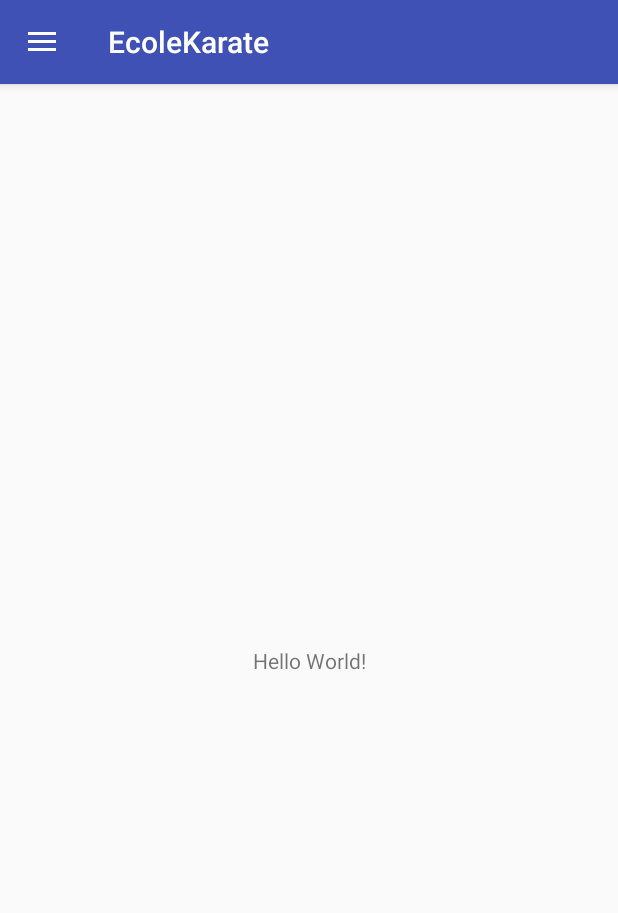
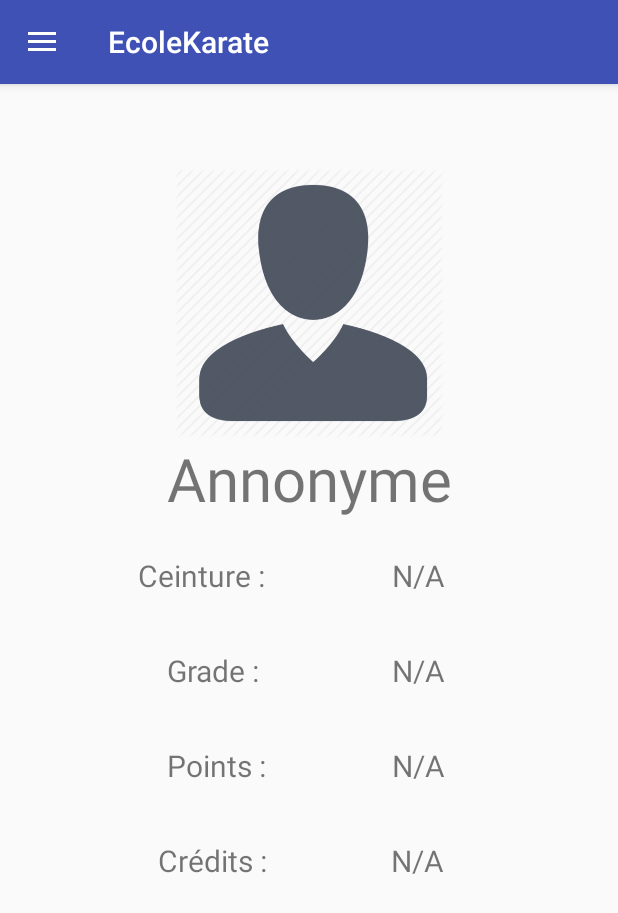
Before and after one commit to SamuelMenard/ProjetFinalJavaEEAndroid, an Android app: the screen it shows after launch (MainActivity), on a phone screen of 412 x 824 dp. Shown: the top 913 px of the screen. Run offline under Robolectric (Android 15) with nearby library versions, the phone set to English and light mode, and no system bars.

Commit message:
les fragments marchent et login a une bonne partie de faite

```diff
--- a/Android/app/src/main/AndroidManifest.xml
+++ b/Android/app/src/main/AndroidManifest.xml
@@ -19,6 +19,7 @@
                 <category android:name="android.intent.category.LAUNCHER" />
             </intent-filter>
         </activity>
+
     </application>
-
+    <!--<uses-permission android:name="android.permission.RECORD_AUDIO" /> -->
 </manifest>
--- /dev/null
+++ b/Android/app/src/main/java/cgodin/qc/ca/ecolekarate/FragmentCombat.java
@@ -0,0 +1,17 @@
+package cgodin.qc.ca.ecolekarate;
+
+import android.os.Bundle;
+import android.support.annotation.Nullable;
+import android.support.v4.app.Fragment;
+import android.view.LayoutInflater;
+import android.view.View;
+import android.view.ViewGroup;
+
+public class FragmentCombat extends Fragment {
+
+    @Nullable
+    @Override
+    public View onCreateView(LayoutInflater inflater, @Nullable ViewGroup container, @Nullable Bundle savedInstanceState) {
+        return inflater.inflate(R.layout.fragment_combat, container, false);
+    }
+}
--- /dev/null
+++ b/Android/app/src/main/java/cgodin/qc/ca/ecolekarate/FragmentLogin.java
@@ -0,0 +1,17 @@
+package cgodin.qc.ca.ecolekarate;
+
+import android.os.Bundle;
+import android.support.annotation.Nullable;
+import android.support.v4.app.Fragment;
+import android.view.LayoutInflater;
+import android.view.View;
+import android.view.ViewGroup;
+
+public class FragmentLogin extends Fragment {
+
+    @Nullable
+    @Override
+    public View onCreateView(LayoutInflater inflater, @Nullable ViewGroup container, @Nullable Bundle savedInstanceState) {
+        return inflater.inflate(R.layout.fragment_login, container, false);
+    }
+}
--- a/Android/app/src/main/java/cgodin/qc/ca/ecolekarate/MainActivity.java
+++ b/Android/app/src/main/java/cgodin/qc/ca/ecolekarate/MainActivity.java
@@ -15,7 +15,7 @@ import android.view.MenuItem;
 
 public class MainActivity extends AppCompatActivity
         implements NavigationView.OnNavigationItemSelectedListener {
-
+    DrawerLayout drawer;
     @Override
     protected void onCreate(Bundle savedInstanceState) {
         super.onCreate(savedInstanceState);
@@ -25,19 +25,24 @@ public class MainActivity extends AppCompatActivity
 
 
 
-        DrawerLayout drawer = (DrawerLayout) findViewById(R.id.drawer_layout);
+        drawer = (DrawerLayout) findViewById(R.id.drawer_layout);
+        NavigationView navigationView = (NavigationView) findViewById(R.id.nav_view);
+        navigationView.setNavigationItemSelectedListener(this);
+
         ActionBarDrawerToggle toggle = new ActionBarDrawerToggle(
                 this, drawer, toolbar, R.string.navigation_drawer_open, R.string.navigation_drawer_close);
         drawer.addDrawerListener(toggle);
         toggle.syncState();
-
-        NavigationView navigationView = (NavigationView) findViewById(R.id.nav_view);
-        navigationView.setNavigationItemSelectedListener(this);
+        //modif a partir d'ici vid 3 @ 9min15~
+        if(savedInstanceState == null) { // ce if est pour le rotate de l'app
+            getSupportFragmentManager().beginTransaction().replace(R.id.fragment_container, new FragmentLogin()).commit();
+            navigationView.setCheckedItem(R.id.nav_gestion_connexion);
+        }
     }
 
     @Override
     public void onBackPressed() {
-        DrawerLayout drawer = (DrawerLayout) findViewById(R.id.drawer_layout);
+        drawer = (DrawerLayout) findViewById(R.id.drawer_layout);
         if (drawer.isDrawerOpen(GravityCompat.START)) {
             drawer.closeDrawer(GravityCompat.START);
         } else {
@@ -71,16 +76,12 @@ public class MainActivity extends AppCompatActivity
         int id = item.getItemId();
 
         if (id == R.id.nav_gestion_connexion) {
-            // Handle the camera action
+            getSupportFragmentManager().beginTransaction().replace(R.id.fragment_container, new FragmentLogin()).commit();
         } else if (id == R.id.nav_historique) {
-
+            getSupportFragmentManager().beginTransaction().replace(R.id.fragment_container, new FragmentHistorique()).commit();
         } else if (id == R.id.nav_zone_combat) {
-
-        } else if (id == R.id.nav_visionner_combat) {
-
+            getSupportFragmentManager().beginTransaction().replace(R.id.fragment_container, new FragmentCombat()).commit();
         }
-
-        DrawerLayout drawer = (DrawerLayout) findViewById(R.id.drawer_layout);
         drawer.closeDrawer(GravityCompat.START);
         return true;
     }
--- a/Android/app/src/main/res/layout/activity_main.xml
+++ b/Android/app/src/main/res/layout/activity_main.xml
@@ -13,6 +13,7 @@
         android:layout_width="match_parent"
         android:layout_height="match_parent" />
 
+
     <android.support.design.widget.NavigationView
         android:id="@+id/nav_view"
         android:layout_width="wrap_content"
--- a/Android/app/src/main/res/layout/app_bar_main.xml
+++ b/Android/app/src/main/res/layout/app_bar_main.xml
@@ -18,6 +18,8 @@
             android:background="?attr/colorPrimary"
             app:popupTheme="@style/AppTheme.PopupOverlay" />
 
+
+
     </android.support.design.widget.AppBarLayout>
 
     <include layout="@layout/content_main" />
--- a/Android/app/src/main/res/layout/content_main.xml
+++ b/Android/app/src/main/res/layout/content_main.xml
@@ -8,13 +8,11 @@
     tools:context=".MainActivity"
     >
 
-    <TextView
-        android:layout_width="wrap_content"
-        android:layout_height="wrap_content"
-        android:text="Hello World!"
-        app:layout_constraintBottom_toBottomOf="parent"
-        app:layout_constraintLeft_toLeftOf="parent"
-        app:layout_constraintRight_toRightOf="parent"
-        app:layout_constraintTop_toTopOf="parent" />
+    <!-- test ajoiut video 2 @ 7min28 -->
+    <FrameLayout
+        android:id="@+id/fragment_container"
+        android:layout_width="match_parent"
+        android:layout_height="match_parent"></FrameLayout>
+    <!-- fin de l'ajout -->
 
 </android.support.constraint.ConstraintLayout>
--- /dev/null
+++ b/Android/app/src/main/res/layout/fragment_combat.xml
@@ -0,0 +1,14 @@
+<?xml version="1.0" encoding="utf-8"?>
+<android.support.constraint.ConstraintLayout
+    xmlns:android="http://schemas.android.com/apk/res/android" android:layout_width="match_parent"
+    android:layout_height="match_parent">
+
+    <TextView
+        android:layout_width="wrap_content"
+        android:layout_height="wrap_content"
+        android:text="Dans combat"
+        android:textSize="30sp"
+        android:layout_centerInParent="true"
+        />
+
+</android.support.constraint.ConstraintLayout>
--- a/Android/app/src/main/res/layout/fragment_login.xml
+++ b/Android/app/src/main/res/layout/fragment_login.xml
@@ -1,14 +1,130 @@
 <?xml version="1.0" encoding="utf-8"?>
-<android.support.constraint.ConstraintLayout
-    xmlns:android="http://schemas.android.com/apk/res/android" android:layout_width="match_parent"
+<android.support.constraint.ConstraintLayout xmlns:android="http://schemas.android.com/apk/res/android"
+    xmlns:app="http://schemas.android.com/apk/res-auto"
+    xmlns:tools="http://schemas.android.com/tools"
+    android:layout_width="match_parent"
     android:layout_height="match_parent">
 
+    <ImageView
+        android:id="@+id/imageLogin"
+        android:layout_width="180sp"
+        android:layout_height="180sp"
+        android:src="@drawable/nouser_avatar"
+        app:layout_constraintBottom_toBottomOf="parent"
+        app:layout_constraintEnd_toEndOf="parent"
+        app:layout_constraintStart_toStartOf="parent"
+        app:layout_constraintTop_toTopOf="parent"
+        app:layout_constraintVertical_bias="0.095" />
+
+
     <TextView
+        android:id="@+id/tbNomUtilisateur"
         android:layout_width="wrap_content"
         android:layout_height="wrap_content"
-        android:text="Dans login"
-        android:textSize="30sp"
-        android:layout_centerInParent="true"
-        />
+        android:text="@string/strTbNomUtilisateur"
+        android:textSize="40sp"
+        app:layout_constraintEnd_toEndOf="parent"
+        app:layout_constraintStart_toStartOf="parent"
+        app:layout_constraintTop_toBottomOf="@+id/imageLogin" />
+
+    <TextView
+        android:id="@+id/tbCeinture"
+        android:layout_width="wrap_content"
+        android:layout_height="wrap_content"
+        android:layout_marginTop="24dp"
+        android:text="Ceinture : "
+        android:textSize="20sp"
+        app:layout_constraintEnd_toEndOf="parent"
+        app:layout_constraintHorizontal_bias="0.285"
+        app:layout_constraintStart_toStartOf="parent"
+        app:layout_constraintTop_toBottomOf="@+id/tbNomUtilisateur" />
+
+    <TextView
+        android:id="@+id/tbGrade"
+        android:layout_width="wrap_content"
+        android:layout_height="wrap_content"
+        android:layout_marginTop="36dp"
+        android:text="Grade : "
+        android:textSize="20sp"
+        app:layout_constraintEnd_toEndOf="parent"
+        app:layout_constraintHorizontal_bias="0.323"
+        app:layout_constraintStart_toStartOf="parent"
+        app:layout_constraintTop_toBottomOf="@+id/tbCeinture" />
+
+    <TextView
+        android:id="@+id/tbPoints"
+        android:layout_width="wrap_content"
+        android:layout_height="wrap_content"
+        android:layout_marginTop="36dp"
+        android:text="Points : "
+        android:textSize="20sp"
+        app:layout_constraintEnd_toEndOf="parent"
+        app:layout_constraintHorizontal_bias="0.327"
+        app:layout_constraintStart_toStartOf="parent"
+        app:layout_constraintTop_toBottomOf="@+id/tbGrade" />
+
+    <TextView
+        android:id="@+id/tbCredits"
+        android:layout_width="wrap_content"
+        android:layout_height="wrap_content"
+        android:layout_marginTop="36dp"
+        android:text="Crédits : "
+        android:textSize="20sp"
+        app:layout_constraintEnd_toEndOf="parent"
+        app:layout_constraintHorizontal_bias="0.315"
+        app:layout_constraintStart_toStartOf="parent"
+        app:layout_constraintTop_toBottomOf="@+id/tbPoints" />
+
+    <TextView
+        android:id="@+id/tbInfoCeinture"
+        android:layout_width="wrap_content"
+        android:layout_height="wrap_content"
+        android:layout_marginStart="8dp"
+        android:layout_marginTop="24dp"
+        android:text="@string/strTbInfoCeinture"
+        android:textSize="20sp"
+        app:layout_constraintEnd_toEndOf="parent"
+        app:layout_constraintHorizontal_bias="0.385"
+        app:layout_constraintStart_toEndOf="@+id/tbCeinture"
+        app:layout_constraintTop_toBottomOf="@+id/tbNomUtilisateur" />
+
+    <TextView
+        android:id="@+id/tbInfoGrade"
+        android:layout_width="wrap_content"
+        android:layout_height="wrap_content"
+        android:layout_marginStart="8dp"
+        android:layout_marginTop="36dp"
+        android:text="@string/strTbInfoGrade"
+        android:textSize="20sp"
+        app:layout_constraintEnd_toEndOf="parent"
+        app:layout_constraintHorizontal_bias="0.396"
+        app:layout_constraintStart_toEndOf="@+id/tbGrade"
+        app:layout_constraintTop_toBottomOf="@+id/tbInfoCeinture" />
+
+    <TextView
+        android:id="@+id/tbInfoPoints"
+        android:layout_width="wrap_content"
+        android:layout_height="wrap_content"
+        android:layout_marginStart="8dp"
+        android:layout_marginTop="36dp"
+        android:text="@string/strTbInfoPoints"
+        android:textSize="20sp"
+        app:layout_constraintEnd_toEndOf="parent"
+        app:layout_constraintHorizontal_bias="0.381"
+        app:layout_constraintStart_toEndOf="@+id/tbPoints"
+        app:layout_constraintTop_toBottomOf="@+id/tbInfoGrade" />
+
+    <TextView
+        android:id="@+id/tbInfoCredits"
+        android:layout_width="wrap_content"
+        android:layout_height="wrap_content"
+        android:layout_marginStart="8dp"
+        android:layout_marginTop="36dp"
+        android:text="@string/strTbInfoCredits"
+        android:textSize="20sp"
+        app:layout_constraintEnd_toEndOf="parent"
+        app:layout_constraintHorizontal_bias="0.378"
+        app:layout_constraintStart_toEndOf="@+id/tbCredits"
+        app:layout_constraintTop_toBottomOf="@+id/tbInfoPoints" />
 
 </android.support.constraint.ConstraintLayout>
--- a/Android/app/src/main/res/values/strings.xml
+++ b/Android/app/src/main/res/values/strings.xml
@@ -6,4 +6,10 @@
     <string name="nav_header_subtitle">android.studio@android.com</string>
     <string name="nav_header_desc">Navigation header</string>
     <string name="action_settings">Settings</string>
+
+    <string name="strTbInfoCeinture">N/A</string>
+    <string name="strTbInfoGrade">N/A</string>
+    <string name="strTbInfoPoints">N/A</string>
+    <string name="strTbInfoCredits">N/A</string>
+    <string name="strTbNomUtilisateur">Annonyme</string>
 </resources>
```
Also changed, not shown: Android/app/src/main/res/drawable/nouser_avatar.png (added).
